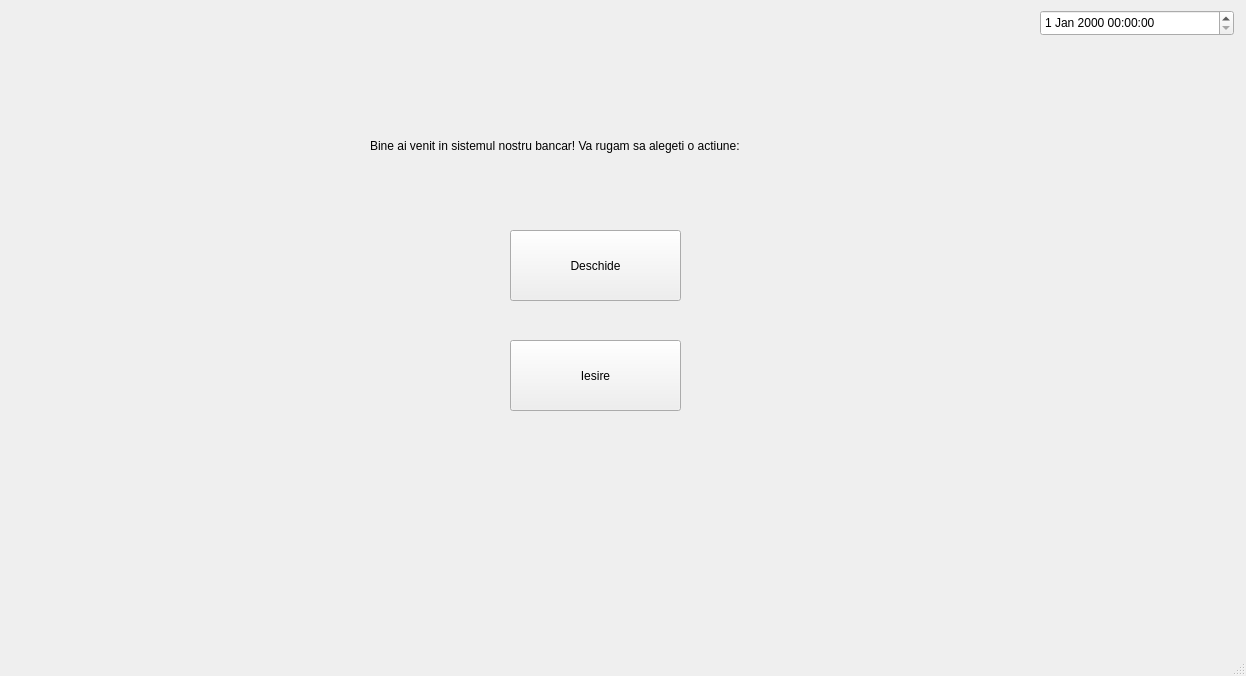
Before: the Qt Designer form mainwindow.ui in raducosminalexandru/banking-system, drawn with Qt 5.
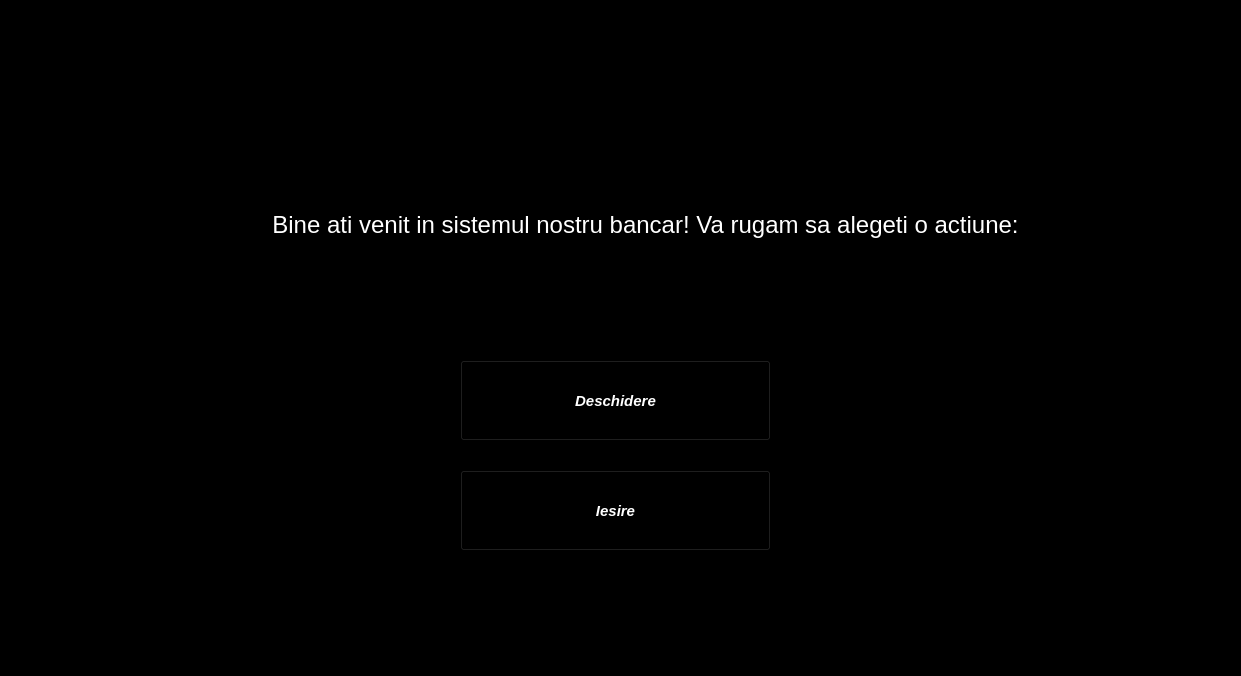
After: the same form once the commit is applied. Icons and pictures are not drawn.

```diff
--- a/mainwindow.ui
+++ b/mainwindow.ui
@@ -6,61 +6,121 @@
    <rect>
     <x>0</x>
     <y>0</y>
-    <width>1246</width>
+    <width>1241</width>
     <height>676</height>
    </rect>
   </property>
   <property name="windowTitle">
    <string>MainWindow</string>
   </property>
+  <property name="styleSheet">
+   <string notr="true">background-color: rgb(0, 0, 0);</string>
+  </property>
   <widget class="QWidget" name="centralwidget">
    <widget class="QPushButton" name="pushButton">
     <property name="geometry">
      <rect>
-      <x>510</x>
-      <y>230</y>
-      <width>171</width>
-      <height>71</height>
+      <x>460</x>
+      <y>360</y>
+      <width>311</width>
+      <height>81</height>
      </rect>
     </property>
+    <property name="font">
+     <font>
+      <family>Ubuntu</family>
+      <pointsize>11</pointsize>
+      <italic>true</italic>
+      <bold>true</bold>
+     </font>
+    </property>
+    <property name="styleSheet">
+     <string notr="true">background-color: transparent;
+font: 700 italic 11pt &quot;Ubuntu&quot;;
+color: rgb(255, 255, 255);</string>
+    </property>
     <property name="text">
-     <string>Deschide</string>
+     <string>Deschidere</string>
     </property>
    </widget>
    <widget class="QPushButton" name="pushButton_2">
     <property name="geometry">
      <rect>
-      <x>510</x>
-      <y>340</y>
-      <width>171</width>
-      <height>71</height>
+      <x>460</x>
+      <y>470</y>
+      <width>311</width>
+      <height>81</height>
      </rect>
     </property>
+    <property name="font">
+     <font>
+      <family>Ubuntu</family>
+      <pointsize>11</pointsize>
+      <italic>true</italic>
+      <bold>true</bold>
+     </font>
+    </property>
+    <property name="styleSheet">
+     <string notr="true">background-color: transparent;
+color: rgb(255, 255, 255);
+font: 700 italic 11pt &quot;Ubuntu&quot;;</string>
+    </property>
     <property name="text">
      <string>Iesire</string>
     </property>
    </widget>
-   <widget class="QDateTimeEdit" name="dateTimeEdit">
-    <property name="geometry">
-     <rect>
-      <x>1040</x>
-      <y>10</y>
-      <width>194</width>
-      <height>26</height>
-     </rect>
-    </property>
-   </widget>
    <widget class="QLabel" name="label">
     <property name="geometry">
      <rect>
-      <x>370</x>
-      <y>120</y>
-      <width>471</width>
+      <x>200</x>
+      <y>200</y>
+      <width>891</width>
       <height>51</height>
      </rect>
     </property>
+    <property name="maximumSize">
+     <size>
+      <width>891</width>
+      <height>51</height>
+     </size>
+    </property>
+    <property name="styleSheet">
+     <string notr="true">font: 700 20pt &quot;Ubuntu&quot;;</string>
+    </property>
     <property name="text">
-     <string>Bine ai venit in sistemul nostru bancar! Va rugam sa alegeti o actiune:</string>
+     <string>&lt;html&gt;&lt;head/&gt;&lt;body&gt;&lt;p&gt;&lt;span style=&quot; font-size:18pt; color:#ffffff;&quot;&gt;Bine ati venit in sistemul nostru bancar! Va rugam sa alegeti o actiune:&lt;/span&gt;&lt;/p&gt;&lt;/body&gt;&lt;/html&gt;</string>
+    </property>
+    <property name="alignment">
+     <set>Qt::AlignCenter</set>
+    </property>
+   </widget>
+   <widget class="Line" name="line">
+    <property name="geometry">
+     <rect>
+      <x>200</x>
+      <y>250</y>
+      <width>891</width>
+      <height>20</height>
+     </rect>
+    </property>
+    <property name="orientation">
+     <enum>Qt::Horizontal</enum>
+    </property>
+   </widget>
+   <widget class="QLabel" name="label_pic">
+    <property name="geometry">
+     <rect>
+      <x>50</x>
+      <y>10</y>
+      <width>151</width>
+      <height>151</height>
+     </rect>
+    </property>
+    <property name="text">
+     <string/>
+    </property>
+    <property name="pixmap">
+     <pixmap>../Downloads/politehnica(1).png</pixmap>
     </property>
    </widget>
   </widget>
```
Left out of the diff: 2 changed lines with no effect on the pictures.
